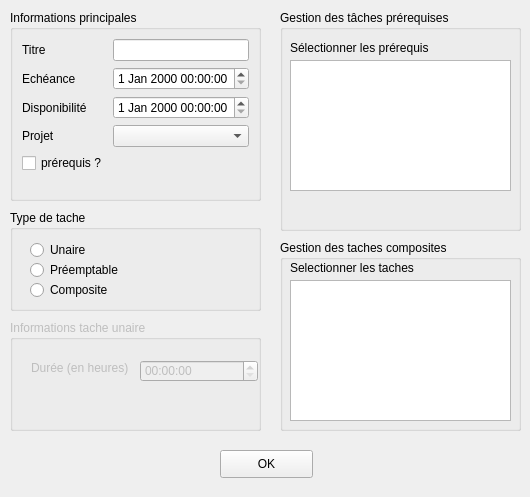
Old version of the form window_addtacheunaire.ui in the repository cezuriku/LO21.
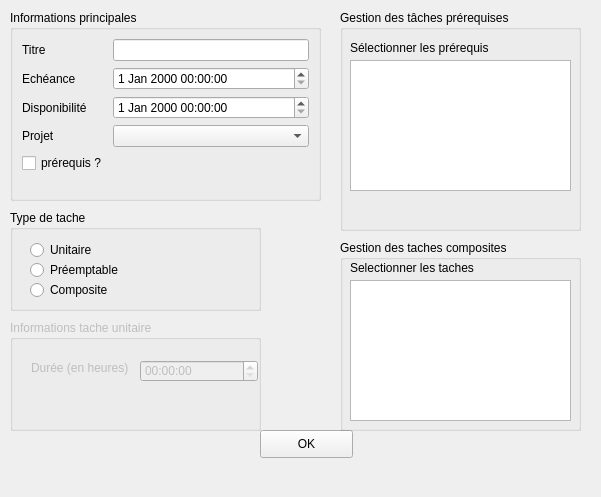
New version of the form.

Patch:
```diff
--- a/window_addtacheunaire.ui
+++ b/window_addtacheunaire.ui
@@ -6,7 +6,7 @@
    <rect>
     <x>0</x>
     <y>0</y>
-    <width>530</width>
+    <width>601</width>
     <height>497</height>
    </rect>
   </property>
@@ -18,7 +18,7 @@
     <rect>
      <x>10</x>
      <y>10</y>
-     <width>251</width>
+     <width>311</width>
      <height>191</height>
     </rect>
    </property>
@@ -97,7 +97,7 @@
      </rect>
     </property>
     <property name="text">
-     <string>Unaire</string>
+     <string>Unitaire</string>
     </property>
    </widget>
    <widget class="QRadioButton" name="rb_preemp">
@@ -140,7 +140,7 @@
     </rect>
    </property>
    <property name="title">
-    <string>Informations tache unaire</string>
+    <string>Informations tache unitaire</string>
    </property>
    <widget class="QLabel" name="label_4">
     <property name="geometry">
@@ -176,7 +176,7 @@
   <widget class="QGroupBox" name="gb_prereq">
    <property name="geometry">
     <rect>
-     <x>280</x>
+     <x>340</x>
      <y>10</y>
      <width>241</width>
      <height>221</height>
@@ -212,8 +212,8 @@
   <widget class="QPushButton" name="b_ok">
    <property name="geometry">
     <rect>
-     <x>220</x>
-     <y>450</y>
+     <x>260</x>
+     <y>430</y>
      <width>93</width>
      <height>28</height>
     </rect>
@@ -225,7 +225,7 @@
   <widget class="QGroupBox" name="gb_compo">
    <property name="geometry">
     <rect>
-     <x>280</x>
+     <x>340</x>
      <y>240</y>
      <width>241</width>
      <height>191</height>
```
Left out of the diff: 9 changed lines with no effect on the pictures.
